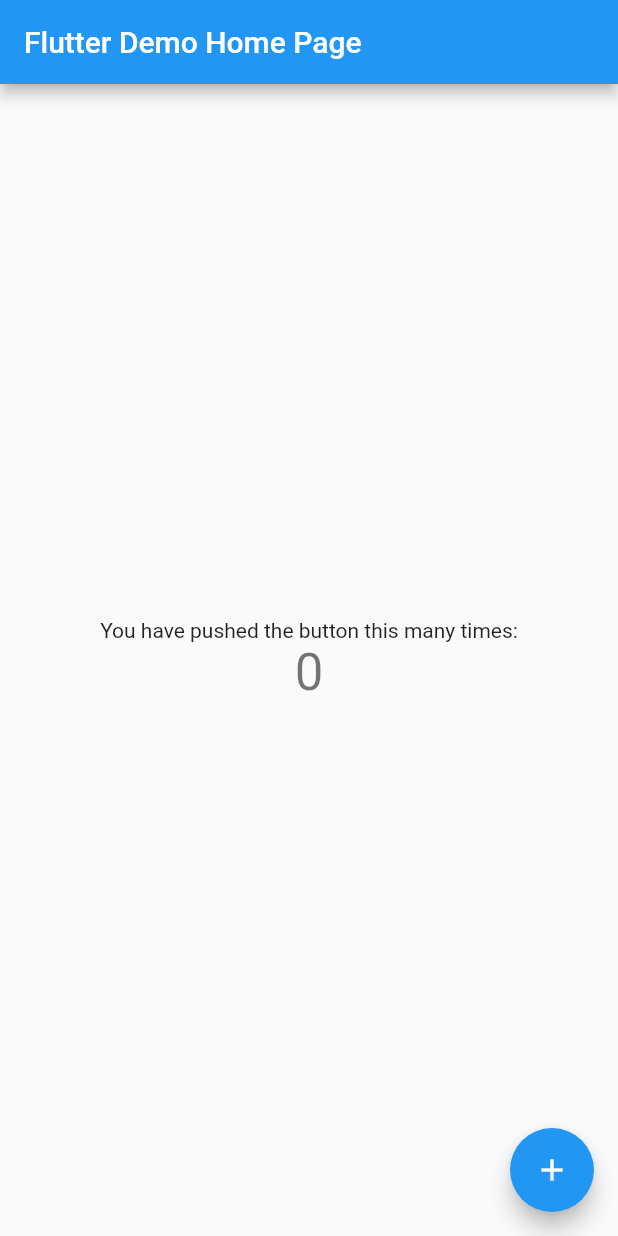
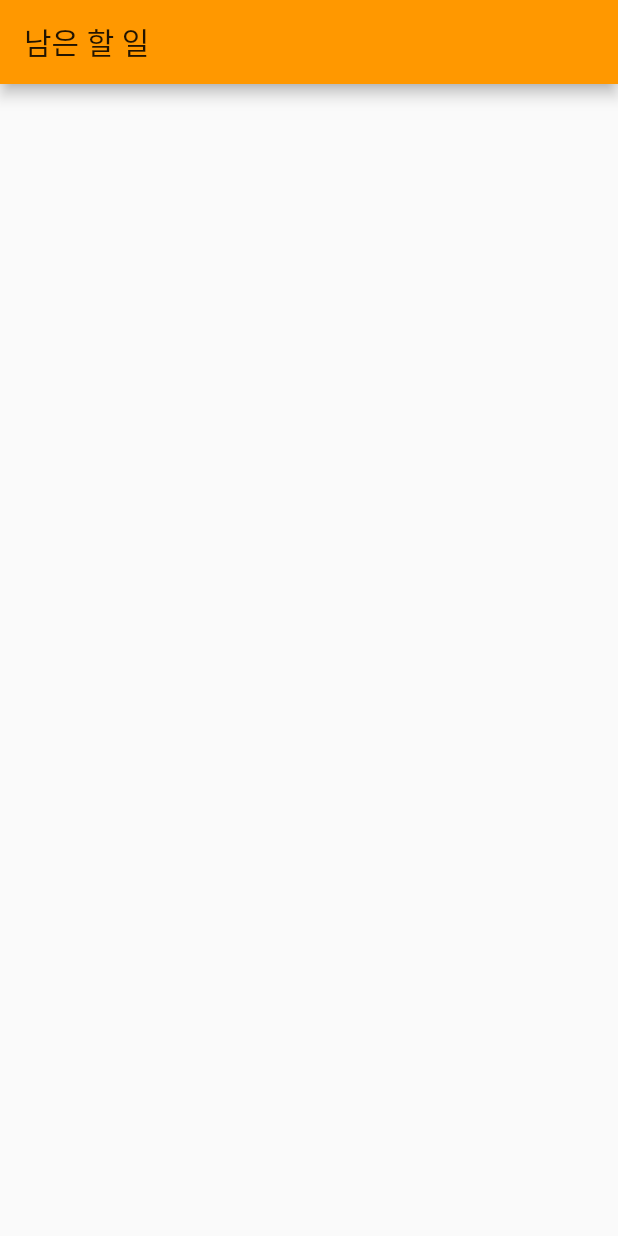
Before and after one commit to julianne03/flutter-app-todo, a Flutter app: the screen it shows after launch, on a phone screen of 412 x 824 dp. Run offline on Flutter 3.47's test engine with Material 2 defaults, Android fonts, the phone set to English and light mode, and no system bars.

Commit message:
#1 - 기본 코드 준비

```diff
--- a/lib/main.dart
+++ b/lib/main.dart
@@ -1,4 +1,6 @@
 import 'package:flutter/material.dart';
+
+
 
 void main() {
   runApp(MyApp());
@@ -9,109 +11,28 @@ class MyApp extends StatelessWidget {
   @override
   Widget build(BuildContext context) {
     return MaterialApp(
-      title: 'Flutter Demo',
+      title: '할 일 관리',
       theme: ThemeData(
-        // This is the theme of your application.
-        //
-        // Try running your application with "flutter run". You'll see the
-        // application has a blue toolbar. Then, without quitting the app, try
-        // changing the primarySwatch below to Colors.green and then invoke
-        // "hot reload" (press "r" in the console where you ran "flutter run",
-        // or simply save your changes to "hot reload" in a Flutter IDE).
-        // Notice that the counter didn't reset back to zero; the application
-        // is not restarted.
-        primarySwatch: Colors.blue,
-        // This makes the visual density adapt to the platform that you run
-        // the app on. For desktop platforms, the controls will be smaller and
-        // closer together (more dense) than on mobile platforms.
-        visualDensity: VisualDensity.adaptivePlatformDensity,
+        primaryColor: Colors.orange,
       ),
-      home: MyHomePage(title: 'Flutter Demo Home Page'),
+      home: TodoListPage(),
     );
   }
 }
 
-class MyHomePage extends StatefulWidget {
-  MyHomePage({Key key, this.title}) : super(key: key);
-
-  // This widget is the home page of your application. It is stateful, meaning
-  // that it has a State object (defined below) that contains fields that affect
-  // how it looks.
-
-  // This class is the configuration for the state. It holds the values (in this
-  // case the title) provided by the parent (in this case the App widget) and
-  // used by the build method of the State. Fields in a Widget subclass are
-  // always marked "final".
-
-  final String title;
-
+class TodoListPage extends StatefulWidget {
   @override
-  _MyHomePageState createState() => _MyHomePageState();
+  _TodoListPageState createState() => _TodoListPageState();
 }
 
-class _MyHomePageState extends State<MyHomePage> {
-  int _counter = 0;
-
-  void _incrementCounter() {
-    setState(() {
-      // This call to setState tells the Flutter framework that something has
-      // changed in this State, which causes it to rerun the build method below
-      // so that the display can reflect the updated values. If we changed
-      // _counter without calling setState(), then the build method would not be
-      // called again, and so nothing would appear to happen.
-      _counter++;
-    });
-  }
-
+class _TodoListPageState extends State<TodoListPage> {
   @override
   Widget build(BuildContext context) {
-    // This method is rerun every time setState is called, for instance as done
-    // by the _incrementCounter method above.
-    //
-    // The Flutter framework has been optimized to make rerunning build methods
-    // fast, so that you can just rebuild anything that needs updating rather
-    // than having to individually change instances of widgets.
     return Scaffold(
       appBar: AppBar(
-        // Here we take the value from the MyHomePage object that was created by
-        // the App.build method, and use it to set our appbar title.
-        title: Text(widget.title),
+        title: Text('남은 할 일'),
       ),
-      body: Center(
-        // Center is a layout widget. It takes a single child and positions it
-        // in the middle of the parent.
-        child: Column(
-          // Column is also a layout widget. It takes a list of children and
-          // arranges them vertically. By default, it sizes itself to fit its
-          // children horizontally, and tries to be as tall as its parent.
-          //
-          // Invoke "debug painting" (press "p" in the console, choose the
-          // "Toggle Debug Paint" action from the Flutter Inspector in Android
-          // Studio, or the "Toggle Debug Paint" command in Visual Studio Code)
-          // to see the wireframe for each widget.
-          //
-          // Column has various properties to control how it sizes itself and
-          // how it positions its children. Here we use mainAxisAlignment to
-          // center the children vertically; the main axis here is the vertical
-          // axis because Columns are vertical (the cross axis would be
-          // horizontal).
-          mainAxisAlignment: MainAxisAlignment.center,
-          children: <Widget>[
-            Text(
-              'You have pushed the button this many times:',
-            ),
-            Text(
-              '$_counter',
-              style: Theme.of(context).textTheme.headline4,
-            ),
-          ],
-        ),
-      ),
-      floatingActionButton: FloatingActionButton(
-        onPressed: _incrementCounter,
-        tooltip: 'Increment',
-        child: Icon(Icons.add),
-      ), // This trailing comma makes auto-formatting nicer for build methods.
+      body: Container(),
     );
   }
 }
--- /dev/null
+++ b/lib/model/Todo.dart
@@ -0,0 +1,8 @@
+import 'package:flutter/material.dart';
+
+class Todo {
+  bool isDone = false;
+  String title;
+
+  Todo(this.title);
+}
```
